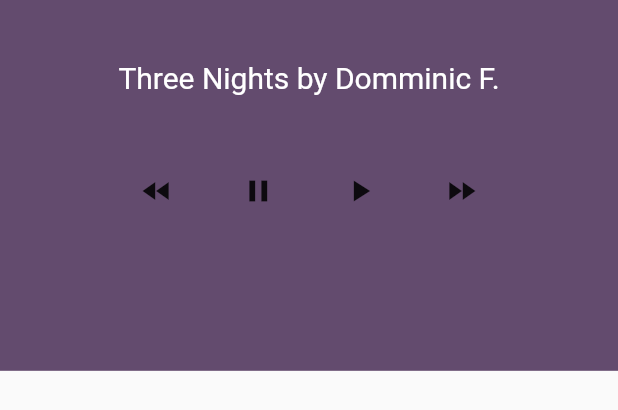
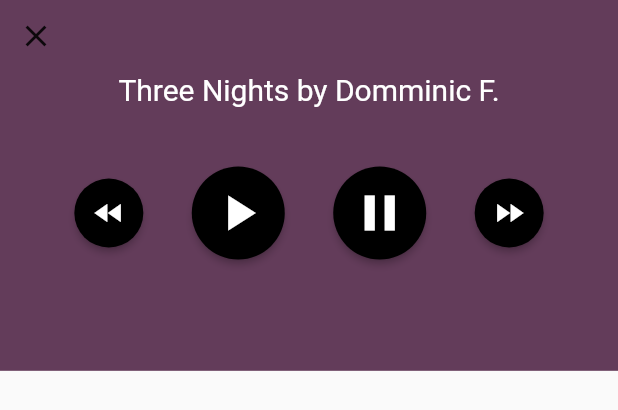
Before and after one commit to alexstjean808/MusicMe2021, a Flutter app: the MusicPlayer widget shown alone on an empty page, opened directly, on a phone screen of 412 x 824 dp. Shown: the top 410 px of the screen. Run offline on Flutter 3.47's test engine with Material 2 defaults, Android fonts, the phone set to English and light mode, and no system bars.

Commit message:
Music Player bottom sheet
Adds a pop up bottom sheet for the music player. I also changed the formatting for the action buttons.

```diff
--- a/musicme/lib/features/music_app/presentation/pages/homepage.dart
+++ b/musicme/lib/features/music_app/presentation/pages/homepage.dart
@@ -1,6 +1,6 @@
-import 'dart:io';
-
 import 'package:flutter/material.dart';
+import 'package:musicme/features/music_app/presentation/widgets/search_bar.dart';
+import 'package:musicme/features/music_app/presentation/widgets/welcome_message.dart';
 
 class MusicMeApp extends StatelessWidget {
   @override
@@ -24,91 +24,15 @@ class MusicMeApp extends StatelessWidget {
               SearchBar(),
               Builder(builder: (BuildContext context) {
                 return SizedBox(
-                  height: MediaQuery.of(context).size.height * .15,
+                  height: MediaQuery.of(context).size.height * .08,
                 );
               }),
-              MusicPlayer(),
+              // MusicPlayer(),
             ],
-            mainAxisAlignment: MainAxisAlignment.end,
+            mainAxisAlignment: MainAxisAlignment.center,
           ),
         ),
       ),
     );
   }
 }
-
-class WelcomeMessage extends StatelessWidget {
-  @override
-  Widget build(BuildContext context) {
-    return Align(
-      child: Text(
-        "How's your day going?",
-        style: TextStyle(
-            fontFamily: "Monotype-Corsiva", fontSize: 45, color: Colors.white),
-        textAlign: TextAlign.center,
-      ),
-    );
-  }
-}
-
-class SearchBar extends StatefulWidget {
-  @override
-  _SearchBarState createState() => _SearchBarState();
-}
-
-class _SearchBarState extends State<SearchBar> {
-  var _controller = TextEditingController();
-  @override
-  Widget build(BuildContext context) {
-    return Container(
-      width: MediaQuery.of(context).size.width * 0.75,
-      child: TextField(
-        onSubmitted: (String entry) {
-          _controller.clear();
-        },
-        controller: _controller,
-        decoration: InputDecoration(
-          fillColor: Colors.white,
-          filled: true,
-          border: OutlineInputBorder(),
-          hintText: 'Type here.',
-        ),
-      ),
-    );
-  }
-}
-
-class MusicPlayer extends StatelessWidget {
-  @override
-  Widget build(BuildContext context) {
-    return Container(
-      decoration: BoxDecoration(color: Color.fromRGBO(99, 75, 110, 50)),
-      height: MediaQuery.of(context).size.height * 0.30,
-      child: Column(
-        mainAxisSize: MainAxisSize.max,
-        mainAxisAlignment: MainAxisAlignment.start,
-        children: [
-          Padding(
-            padding: EdgeInsets.all(40),
-            child: Text(
-              'Three Nights by Domminic F.',
-              style: TextStyle(fontSize: 20, color: Colors.white),
-            ),
-          ),
-          Row(
-            mainAxisSize: MainAxisSize.max,
-            mainAxisAlignment: MainAxisAlignment.spaceEvenly,
-            children: [
-              SizedBox(width: MediaQuery.of(context).size.width * 0.10),
-              IconButton(icon: Icon(Icons.fast_rewind), onPressed: () {}),
-              IconButton(icon: Icon(Icons.pause), onPressed: () {}),
-              IconButton(icon: Icon(Icons.play_arrow), onPressed: () {}),
-              IconButton(icon: Icon(Icons.fast_forward), onPressed: () {}),
-              SizedBox(width: MediaQuery.of(context).size.width * 0.10),
-            ],
-          ),
-        ],
-      ),
-    );
-  }
-}
--- /dev/null
+++ b/musicme/lib/features/music_app/presentation/widgets/music_player.dart
@@ -0,0 +1,96 @@
+import 'package:flutter/material.dart';
+
+class MusicPlayer extends StatelessWidget {
+  @override
+  Widget build(BuildContext context) {
+    return Container(
+      decoration: BoxDecoration(color: Color.fromRGBO(99, 60, 90, 50)),
+      height: MediaQuery.of(context).size.height * 0.30,
+      child: Column(
+        mainAxisSize: MainAxisSize.max,
+        mainAxisAlignment: MainAxisAlignment.start,
+        children: [
+          Row(
+            children: [
+              IconButton(
+                icon: Icon(Icons.close),
+                onPressed: () {
+                  Navigator.pop(context);
+                },
+              ),
+            ],
+          ),
+          Padding(
+            padding: EdgeInsets.only(bottom: 40),
+            child: Text(
+              'Three Nights by Domminic F.',
+              style: TextStyle(fontSize: 20, color: Colors.white),
+            ),
+          ),
+          Row(
+            mainAxisSize: MainAxisSize.max,
+            mainAxisAlignment: MainAxisAlignment.spaceEvenly,
+            children: [
+              SizedBox(width: MediaQuery.of(context).size.width * 0.08),
+              ElevatedButton(
+                style: ElevatedButton.styleFrom(
+                  shape: CircleBorder(),
+                  primary: Colors.black,
+                ),
+                child: Padding(
+                  padding: const EdgeInsets.all(11.0),
+                  child: Icon(Icons.fast_rewind, color: Colors.white),
+                ),
+                onPressed: () {},
+              ),
+              ElevatedButton(
+                style: ElevatedButton.styleFrom(
+                  shape: CircleBorder(),
+                  primary: Colors.black,
+                ),
+                child: Padding(
+                  padding: const EdgeInsets.all(11.0),
+                  child: Icon(
+                    Icons.play_arrow,
+                    color: Colors.white,
+                    size: 40,
+                  ),
+                ),
+                onPressed: () {},
+              ),
+              ElevatedButton(
+                style: ElevatedButton.styleFrom(
+                  shape: CircleBorder(),
+                  primary: Colors.black,
+                ),
+                child: Padding(
+                  padding: const EdgeInsets.all(11.0),
+                  child: Icon(
+                    Icons.pause,
+                    color: Colors.white,
+                    size: 40,
+                  ),
+                ),
+                onPressed: () {},
+              ),
+              ElevatedButton(
+                style: ElevatedButton.styleFrom(
+                  shape: CircleBorder(),
+                  primary: Colors.black,
+                ),
+                child: Padding(
+                  padding: const EdgeInsets.all(11.0),
+                  child: Icon(Icons.fast_forward, color: Colors.white),
+                ),
+                onPressed: () {},
+              ),
+              SizedBox(
+                width: MediaQuery.of(context).size.width * 0.08,
+              ),
+            ],
+          ),
+        ],
+      ),
+    );
+  }
+}
--- /dev/null
+++ b/musicme/lib/features/music_app/presentation/widgets/search_bar.dart
@@ -0,0 +1,30 @@
+import 'package:flutter/material.dart';
+import 'package:musicme/features/music_app/presentation/widgets/music_player.dart';
+
+class SearchBar extends StatefulWidget {
+  @override
+  _SearchBarState createState() => _SearchBarState();
+}
+
+class _SearchBarState extends State<SearchBar> {
+  var _controller = TextEditingController();
+  @override
+  Widget build(BuildContext context) {
+    return Container(
+      width: MediaQuery.of(context).size.width * 0.75,
+      child: TextField(
+        onSubmitted: (String entry) {
+          Scaffold.of(context).showBottomSheet((context) => MusicPlayer());
+          _controller.clear();
+        },
+        controller: _controller,
+        decoration: InputDecoration(
+          fillColor: Colors.white,
+          filled: true,
+          border: OutlineInputBorder(),
+          hintText: 'Type here.',
+        ),
+      ),
+    );
+  }
+}
--- /dev/null
+++ b/musicme/lib/features/music_app/presentation/widgets/welcome_message.dart
@@ -0,0 +1,15 @@
+import 'package:flutter/material.dart';
+
+class WelcomeMessage extends StatelessWidget {
+  @override
+  Widget build(BuildContext context) {
+    return Align(
+      child: Text(
+        "How's your day going?",
+        style: TextStyle(
+            fontFamily: "Monotype-Corsiva", fontSize: 45, color: Colors.white),
+        textAlign: TextAlign.center,
+      ),
+    );
+  }
+}
```
